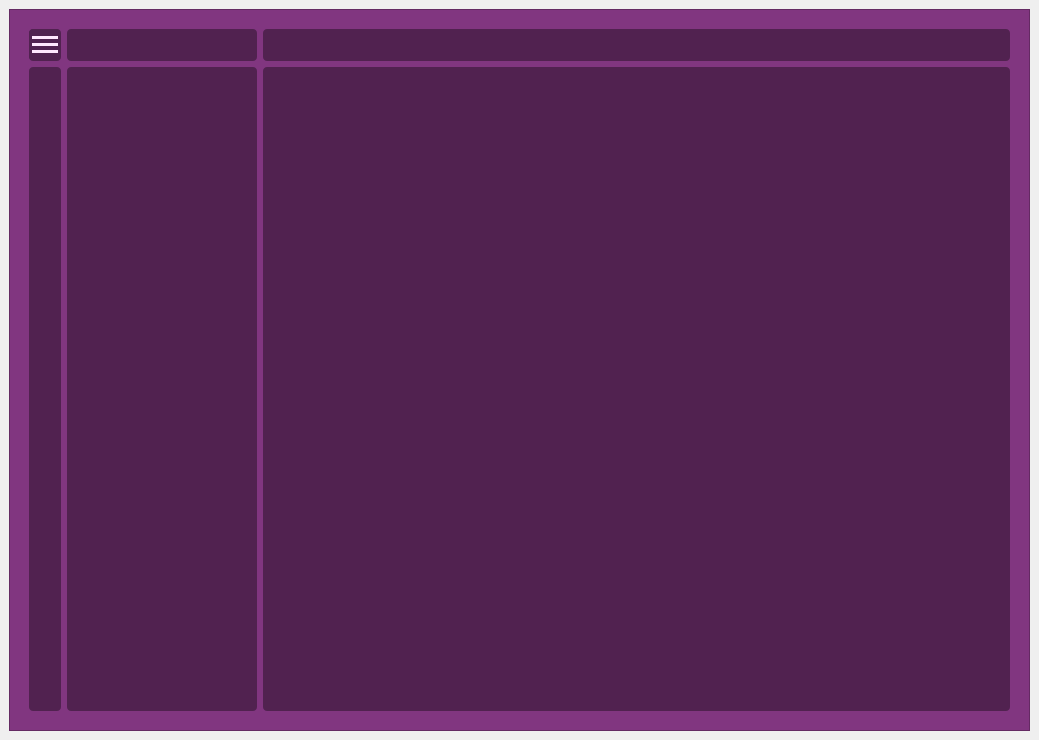
BlackFire26299/journalAssignmentIT, file Code/UIs/Mainapp.ui: the form before one commit.
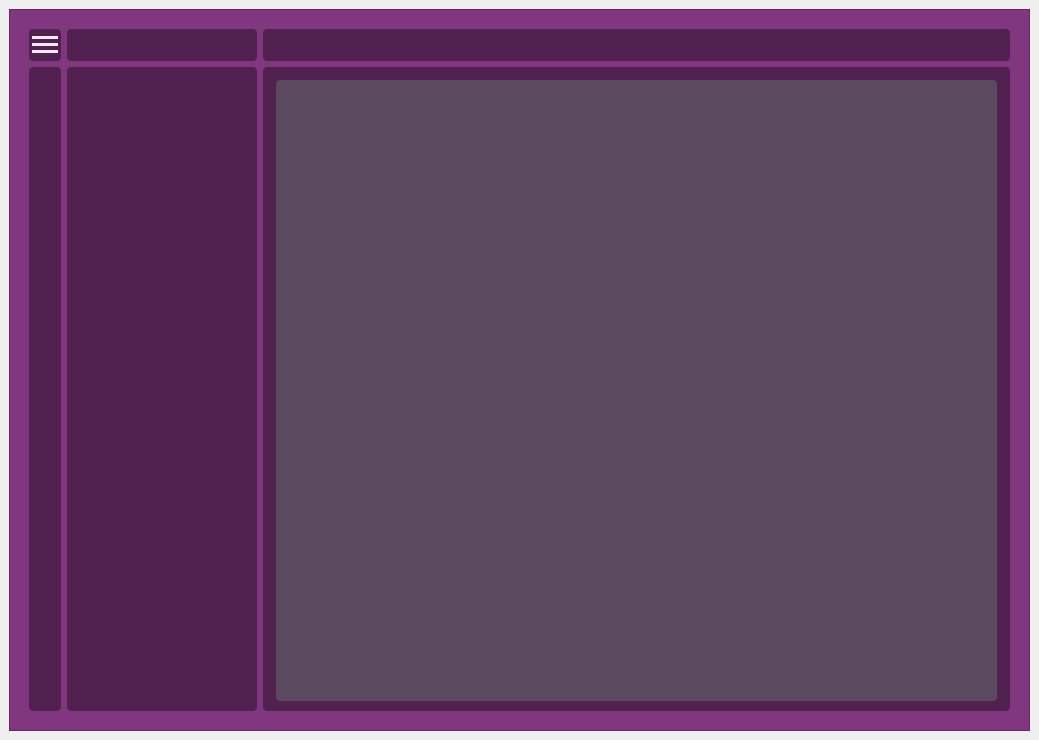
The form after the commit.

```diff
--- a/Code/UIs/Mainapp.ui
+++ b/Code/UIs/Mainapp.ui
@@ -263,6 +263,19 @@
            <property name="frameShadow">
             <enum>QFrame::Shadow::Raised</enum>
            </property>
+           <widget class="QTextEdit" name="textEdit">
+            <property name="geometry">
+             <rect>
+              <x>13</x>
+              <y>13</y>
+              <width>721</width>
+              <height>621</height>
+             </rect>
+            </property>
+            <property name="styleSheet">
+             <string notr="true">background-color: rgb(90, 73, 95);</string>
+            </property>
+           </widget>
           </widget>
          </item>
          <item row="1" column="1">
```
